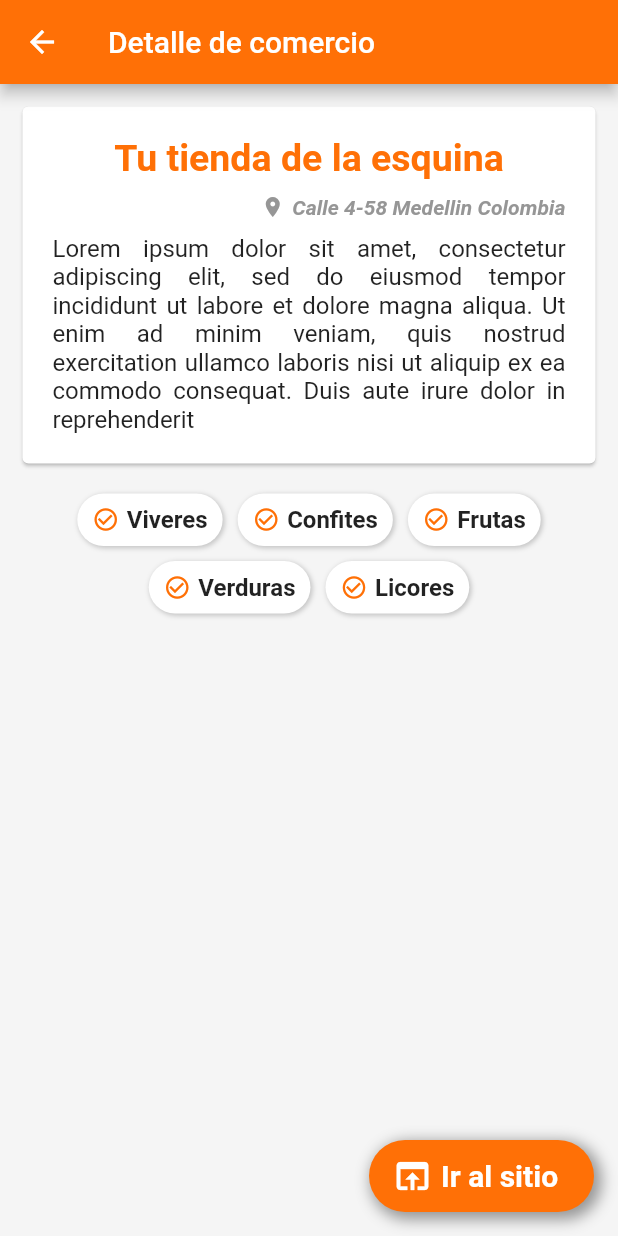
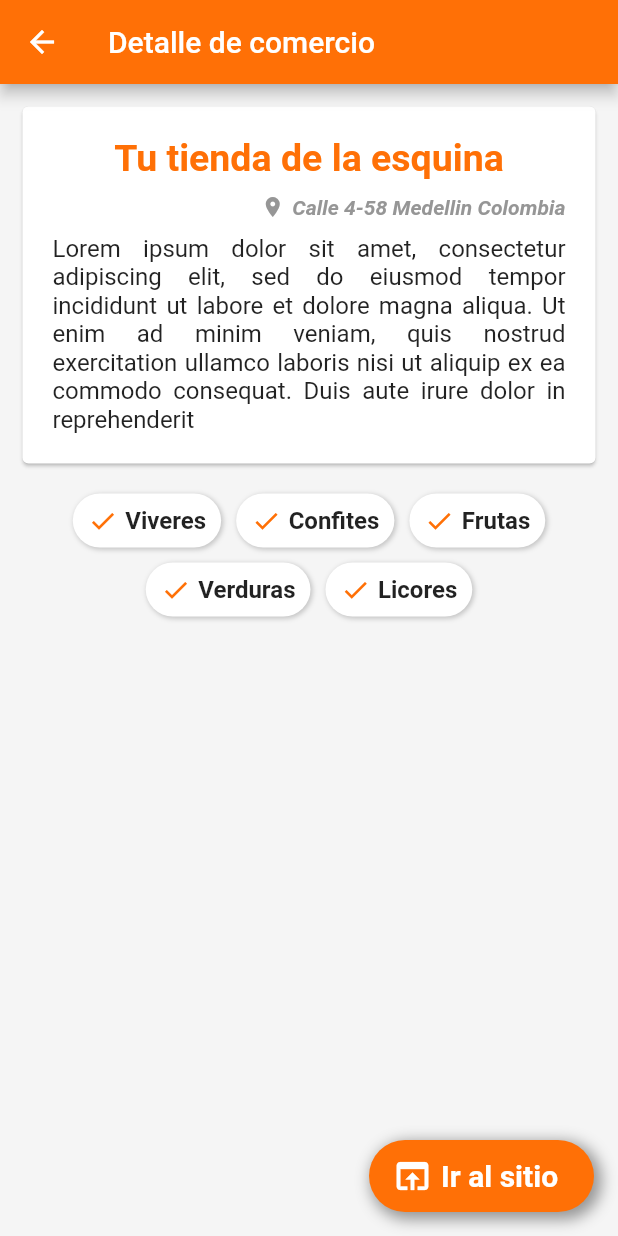
Before and after one commit to luismiguelduque/domicilios_a_casa, a Flutter app: the screen it shows after launch, after a tap on "Tu tienda de la esquina", on a phone screen of 412 x 824 dp. Run offline on Flutter 3.47's test engine with Material 2 defaults, Android fonts, the phone set to English and light mode, and no system bars; network calls fail.

Commit message:
Cambio de icono

```diff
--- a/lib/screens/detail.dart
+++ b/lib/screens/detail.dart
@@ -61,9 +61,9 @@ class Detail extends StatelessWidget {
         mainAxisSize: MainAxisSize.min,
         children: <Widget>[
           Icon(
-            Icons.check_circle_outline,
+            Icons.check,
             color: Theme.of(context).primaryColor,
-            size: 18.0,
+            size: 20.0,
           ),
           SizedBox(width: 5.0),
           Text(
```
